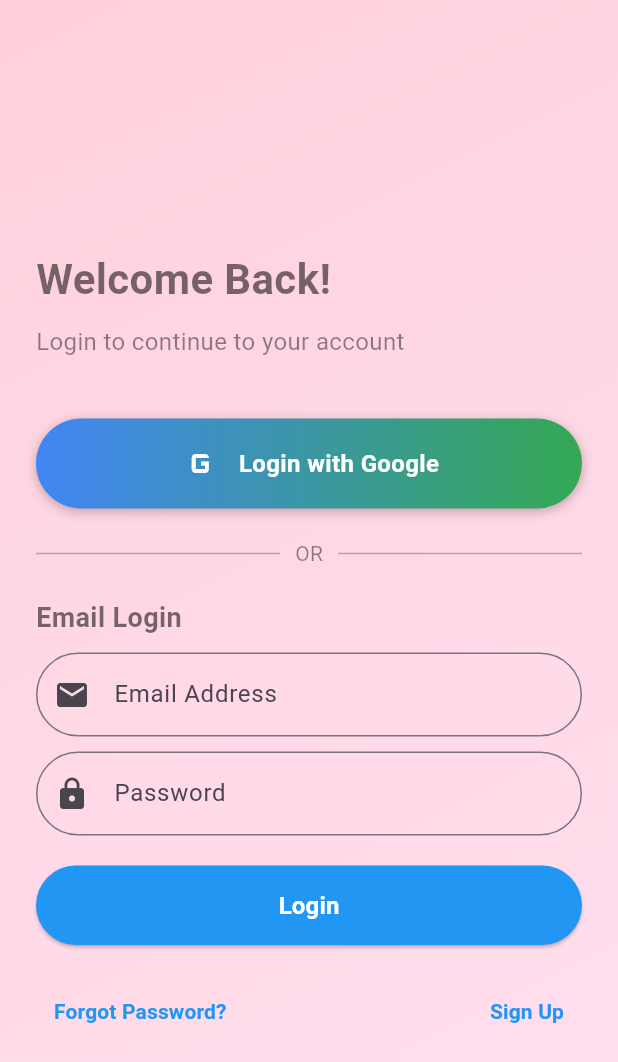
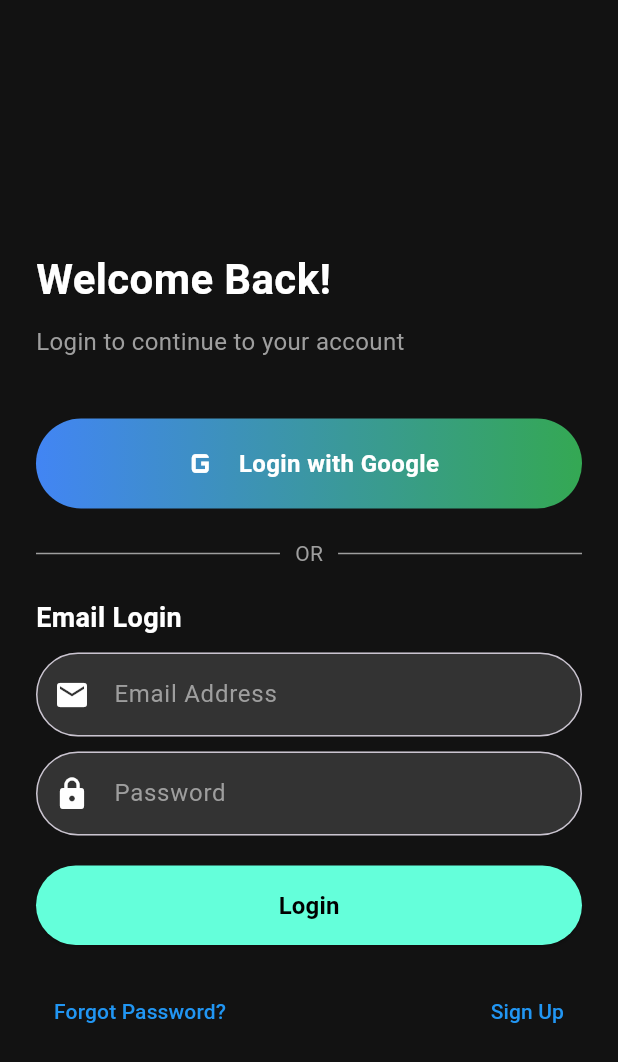
Before and after one commit to shrutiiiiin/workout_flutter, a Flutter app: the screen it shows after launch, after a tap on "Skip", on a phone screen of 412 x 824 dp. Shown: the top 1062 px of the screen. Run offline on Flutter 3.47's test engine with Material 3 defaults, Android fonts, the light colour scheme and no system bars; our stand-ins replace concentric_transition, firebase_auth, firebase_core, google_sign_in; accounts and stored records are empty; Roboto replaces fonts that are missing (Poppins).

Commit message:
dark theme added

```diff
--- a/lib/main.dart
+++ b/lib/main.dart
@@ -18,11 +18,8 @@ class MyApp extends StatelessWidget {
     return MaterialApp(
       debugShowCheckedModeBanner: false,
       title: 'Flutter Demo',
-      theme: ThemeData(
-        colorScheme: ColorScheme.fromSeed(seedColor: Colors.deepPurple),
-        useMaterial3: true,
-      ),
-      home: OnboardingView(),
+      theme: ThemeData.dark(),
+      home: const OnboardingView(),
     );
   }
 }
--- a/lib/screens/loginscreen/email_signup_view.dart
+++ b/lib/screens/loginscreen/email_signup_view.dart
@@ -7,6 +7,8 @@ class EmailSignupView extends StatelessWidget {
 
   @override
   Widget build(BuildContext context) {
-    return Scaffold();
+    return Scaffold(
+      body: Column(),
+    );
   }
 }
--- a/lib/screens/loginscreen/loginscreen_view.dart
+++ b/lib/screens/loginscreen/loginscreen_view.dart
@@ -1,7 +1,6 @@
 import 'package:flutter/material.dart';
 import 'package:workout_flutter_app/screens/homepage/homepageView.dart';
 import 'package:workout_flutter_app/screens/loginscreen/email_signup_view.dart';
-import 'package:workout_flutter_app/screens/welcomescreen/welcome_view.dart';
 import 'package:workout_flutter_app/services/email-signin.dart';
 import 'package:workout_flutter_app/services/google-signin.dart';
 
@@ -22,15 +21,8 @@ class _LoginscreenViewState extends State<LoginscreenView> {
   @override
   Widget build(BuildContext context) {
     return Scaffold(
-      body: Container(
-        decoration: const BoxDecoration(
-          gradient: LinearGradient(
-            colors: [Color(0XFFFFD1DC), Color(0XFFFFE0F0)],
-            begin: Alignment.topLeft,
-            end: Alignment.bottomRight,
-          ),
-        ),
-        child: SafeArea(
+      backgroundColor: const Color(0xFF121212), // Dark theme background
+      body: SafeArea(
         child: Center(
           child: SingleChildScrollView(
             child: Padding(
@@ -45,17 +37,13 @@ class _LoginscreenViewState extends State<LoginscreenView> {
                     style: TextStyle(
                       fontSize: 28,
                       fontWeight: FontWeight.bold,
-                        color: Colors.black54,
-                        fontFamily: 'Poppins',
+                      color: Colors.white,
                     ),
                   ),
                   const SizedBox(height: 10),
                   const Text(
                     'Login to continue to your account',
-                      style: TextStyle(
-                        fontSize: 16,
-                        color: Colors.black45,
-                      ),
+                    style: TextStyle(fontSize: 16, color: Colors.grey),
                   ),
                   const SizedBox(height: 40),
 
@@ -96,13 +84,6 @@ class _LoginscreenViewState extends State<LoginscreenView> {
                           end: Alignment.centerRight,
                         ),
                         borderRadius: BorderRadius.circular(30),
-                          boxShadow: const [
-                            BoxShadow(
-                              color: Colors.black26,
-                              blurRadius: 6,
-                              offset: Offset(0, 2),
-                            ),
-                          ],
                       ),
                       child: const Row(
                         mainAxisAlignment: MainAxisAlignment.center,
@@ -115,8 +96,7 @@ class _LoginscreenViewState extends State<LoginscreenView> {
                             style: TextStyle(
                                 fontSize: 16,
                                 color: Colors.white,
-                                fontWeight: FontWeight.bold,
-                              ),
+                                fontWeight: FontWeight.bold),
                           ),
                         ],
                       ),
@@ -128,23 +108,19 @@ class _LoginscreenViewState extends State<LoginscreenView> {
                   const Row(
                     children: [
                       Expanded(
-                            child:
-                                Divider(thickness: 1, color: Colors.black26)),
+                          child: Divider(thickness: 1, color: Colors.grey)),
                       Padding(
                         padding: EdgeInsets.symmetric(horizontal: 10),
-                          child: Text(
-                            'OR',
-                            style: TextStyle(color: Colors.black45),
-                          ),
+                        child: Text('OR', style: TextStyle(color: Colors.grey)),
                       ),
                       Expanded(
-                            child:
-                                Divider(thickness: 1, color: Colors.black26)),
+                          child: Divider(thickness: 1, color: Colors.grey)),
                     ],
                   ),
                   const SizedBox(height: 20),
+
                   Form(
-                      key: _formKey, // Attach the form key
+                    key: _formKey,
                     child: Column(
                       crossAxisAlignment: CrossAxisAlignment.start,
                       children: [
@@ -153,29 +129,30 @@ class _LoginscreenViewState extends State<LoginscreenView> {
                           style: TextStyle(
                             fontSize: 18,
                             fontWeight: FontWeight.bold,
-                              color: Colors.black54,
+                            color: Colors.white,
                           ),
                         ),
                         const SizedBox(height: 10),
 
                         TextFormField(
                           controller: _emailController,
+                          style: const TextStyle(color: Colors.white),
                           decoration: InputDecoration(
                             hintText: 'Email Address',
-                              prefixIcon: const Icon(Icons.email),
+                            hintStyle: const TextStyle(color: Colors.grey),
+                            prefixIcon:
+                                const Icon(Icons.email, color: Colors.white),
+                            filled: true,
+                            fillColor: const Color(0xFF333333),
                             border: OutlineInputBorder(
                               borderRadius: BorderRadius.circular(30),
                             ),
                           ),
                           validator: (value) {
-                              if (value == null || value.isEmpty) {
+                            if (value == null || value.isEmpty)
                               return 'Please enter your email';
-                              }
-                              // Simple email format validation
-                              if (!RegExp(r'^[^@]+@[^@]+\.[^@]+')
-                                  .hasMatch(value)) {
+                            if (!RegExp(r'^[^@]+@[^@]+\.[^@]+').hasMatch(value))
                               return 'Enter a valid email';
-                              }
                             return null;
                           },
                         ),
@@ -184,20 +161,23 @@ class _LoginscreenViewState extends State<LoginscreenView> {
                         TextFormField(
                           controller: _passwordController,
                           obscureText: true,
+                          style: const TextStyle(color: Colors.white),
                           decoration: InputDecoration(
                             hintText: 'Password',
-                              prefixIcon: const Icon(Icons.lock),
+                            hintStyle: const TextStyle(color: Colors.grey),
+                            prefixIcon:
+                                const Icon(Icons.lock, color: Colors.white),
+                            filled: true,
+                            fillColor: const Color(0xFF333333),
                             border: OutlineInputBorder(
                               borderRadius: BorderRadius.circular(30),
                             ),
                           ),
                           validator: (value) {
-                              if (value == null || value.isEmpty) {
+                            if (value == null || value.isEmpty)
                               return 'Please enter your password';
-                              }
-                              if (value.length < 6) {
+                            if (value.length < 6)
                               return 'Password must be at least 6 characters long';
-                              }
                             return null;
                           },
                         ),
@@ -224,12 +204,10 @@ class _LoginscreenViewState extends State<LoginscreenView> {
                                     const SnackBar(
                                         content:
                                             Text('Successfully Logged in!'),
-                                        backgroundColor: Colors.green,
-                                      ),
+                                        backgroundColor: Colors.green),
                                   );
                                 }
                               } catch (e) {
-                                  // Show the error message in a SnackBar
                                 ScaffoldMessenger.of(context).showSnackBar(
                                   SnackBar(
                                     content: Text(e
@@ -242,7 +220,7 @@ class _LoginscreenViewState extends State<LoginscreenView> {
                             }
                           },
                           style: ElevatedButton.styleFrom(
-                              backgroundColor: Colors.blue,
+                            backgroundColor: Colors.tealAccent, // Purple Accent
                             padding: const EdgeInsets.symmetric(vertical: 15),
                             shape: RoundedRectangleBorder(
                               borderRadius: BorderRadius.circular(30),
@@ -253,9 +231,8 @@ class _LoginscreenViewState extends State<LoginscreenView> {
                               'Login',
                               style: TextStyle(
                                   fontSize: 16,
-                                  color: Colors.white,
-                                  fontWeight: FontWeight.bold,
-                                ),
+                                  color: Colors.black,
+                                  fontWeight: FontWeight.bold),
                             ),
                           ),
                         ),
@@ -268,16 +245,9 @@ class _LoginscreenViewState extends State<LoginscreenView> {
                     mainAxisAlignment: MainAxisAlignment.spaceBetween,
                     children: [
                       TextButton(
-                          onPressed: () {
-                            // Handle forgot password
-                          },
-                          child: const Text(
-                            'Forgot Password?',
-                            style: TextStyle(
-                              color: Colors.blue,
-                              fontWeight: FontWeight.bold,
-                            ),
-                          ),
+                        onPressed: () {},
+                        child: const Text('Forgot Password?',
+                            style: TextStyle(color: Colors.blue)),
                       ),
                       TextButton(
                         onPressed: () {
@@ -286,13 +256,8 @@ class _LoginscreenViewState extends State<LoginscreenView> {
                               MaterialPageRoute(
                                   builder: (context) => EmailSignupView()));
                         },
-                          child: const Text(
-                            'Sign Up',
-                            style: TextStyle(
-                              color: Colors.blue,
-                              fontWeight: FontWeight.bold,
-                            ),
-                          ),
+                        child: const Text('Sign Up',
+                            style: TextStyle(color: Colors.blue)),
                       ),
                     ],
                   ),
@@ -302,7 +267,6 @@ class _LoginscreenViewState extends State<LoginscreenView> {
           ),
         ),
       ),
-      ),
     );
   }
 }
--- a/lib/screens/onboarding/onboarding_view.dart
+++ b/lib/screens/onboarding/onboarding_view.dart
@@ -18,11 +18,11 @@ class _OnboardingViewState extends State<OnboardingView> {
       description:
           "Stay motivated with badges for your milestones and achievements.",
       bgGradient: const LinearGradient(
-        colors: [Color(0XFFFFC3D2), Color(0XFFFFEFF3)],
+        colors: [Color(0xFF1E1E2C), Color(0xFF3E3E58)],
         begin: Alignment.bottomLeft,
         end: Alignment.topLeft,
       ),
-      descriptionTextColor: Colors.black45,
+      descriptionTextColor: Colors.white70,
     ),
     OnboardingData(
       image: 'assets/onboarding/mentalhealth.png',
@@ -30,11 +30,11 @@ class _OnboardingViewState extends State<OnboardingView> {
       description:
           "Track your well-being and access resources for mental health support.",
       bgGradient: const LinearGradient(
-        colors: [Color(0XFFAADCDC), Color(0XFFD9E3E4)],
+        colors: [Color(0xFF232D3F), Color(0xFF3A506B)],
         begin: Alignment.topLeft,
         end: Alignment.bottomRight,
       ),
-      descriptionTextColor: Colors.black45,
+      descriptionTextColor: Colors.white70,
     ),
     OnboardingData(
       image: 'assets/onboarding/yoga.png',
@@ -42,22 +42,22 @@ class _OnboardingViewState extends State<OnboardingView> {
       description:
           "Celebrate your progress and earn awards for your dedication.",
       bgGradient: const LinearGradient(
-        colors: [Color(0XFFFFD700), Color(0XFFFFF5E3)],
+        colors: [Color(0xFF3E3E58), Color(0xFF5E5E77)],
         begin: Alignment.bottomLeft,
         end: Alignment.topRight,
       ),
-      descriptionTextColor: Colors.black45,
+      descriptionTextColor: Colors.white70,
     ),
     OnboardingData(
       image: 'assets/onboarding/comforting.png',
       title: "Menstrual Cycle Tracking",
       description: "Keep track of your cycle and access personalized insights.",
       bgGradient: const LinearGradient(
-        colors: [Color(0XFFE0BFFF), Color(0XFFFAF4FF)],
+        colors: [Color(0xFF4B3F72), Color(0xFF6A5D8A)],
         begin: Alignment.bottomLeft,
         end: Alignment.topLeft,
       ),
-      descriptionTextColor: Colors.black45,
+      descriptionTextColor: Colors.white70,
     ),
   ];
 
@@ -79,7 +79,7 @@ class _OnboardingViewState extends State<OnboardingView> {
 
   @override
   void dispose() {
-    _pageController.dispose(); // Dispose of the controller
+    _pageController.dispose();
     super.dispose();
   }
 
@@ -107,6 +107,7 @@ class _OnboardingViewState extends State<OnboardingView> {
   @override
   Widget build(BuildContext context) {
     return Scaffold(
+      backgroundColor: Colors.black,
       body: Stack(
         children: [
           ConcentricPageView(
@@ -118,21 +119,19 @@ class _OnboardingViewState extends State<OnboardingView> {
             colors: pages.map((data) => data.bgGradient.colors.first).toList(),
             itemCount: pages.length,
           ),
-
           Positioned(
-            top: 50, // Positioning it like an app bar
+            top: 50,
             left: 20,
             right: 20,
             child: Row(
               mainAxisAlignment: MainAxisAlignment.spaceBetween,
               children: [
-                // Progress Bar
                 Expanded(
                   child: Container(
                     height: 6,
                     decoration: BoxDecoration(
                       borderRadius: BorderRadius.circular(5),
-                      color: Colors.white,
+                      color: Colors.white30,
                     ),
                     child: FractionallySizedBox(
                       alignment: Alignment.centerLeft,
@@ -141,21 +140,18 @@ class _OnboardingViewState extends State<OnboardingView> {
                         height: 8,
                         decoration: BoxDecoration(
                           borderRadius: BorderRadius.circular(5),
-                          color: const Color(
-                              0XFF4F5F94), // Custom color for the filled part
+                          color: Colors.tealAccent,
                         ),
                       ),
                     ),
                   ),
                 ),
-
-                // Skip Button
                 TextButton(
                   onPressed: _skipOnboarding,
                   child: const Text(
                     "Skip",
                     style: TextStyle(
-                      color: Colors.black38,
+                      color: Colors.white70,
                       fontWeight: FontWeight.bold,
                       fontSize: 16,
                     ),
@@ -164,8 +160,6 @@ class _OnboardingViewState extends State<OnboardingView> {
               ],
             ),
           ),
-
-          // "Let's Get Started" Button on Last Page
           if (_currentPage == pages.length - 1)
             Positioned(
               bottom: 40,
@@ -175,12 +169,12 @@ class _OnboardingViewState extends State<OnboardingView> {
                 onPressed: _nextPage,
                 child: const Text(
                   'Let\'s get Started',
-                  style: TextStyle(fontSize: 16, color: Colors.white),
+                  style: TextStyle(fontSize: 16, color: Colors.black),
                 ),
                 style: ElevatedButton.styleFrom(
-                  backgroundColor: const Color(0XFF4F5F94),
+                  backgroundColor: Colors.tealAccent,
                   padding:
-                      const EdgeInsets.symmetric(horizontal: 30, vertical: 10),
+                      const EdgeInsets.symmetric(horizontal: 30, vertical: 12),
                   shape: RoundedRectangleBorder(
                     borderRadius: BorderRadius.circular(30),
                   ),
```
Lines whose indentation alone changed are shown as unchanged.
